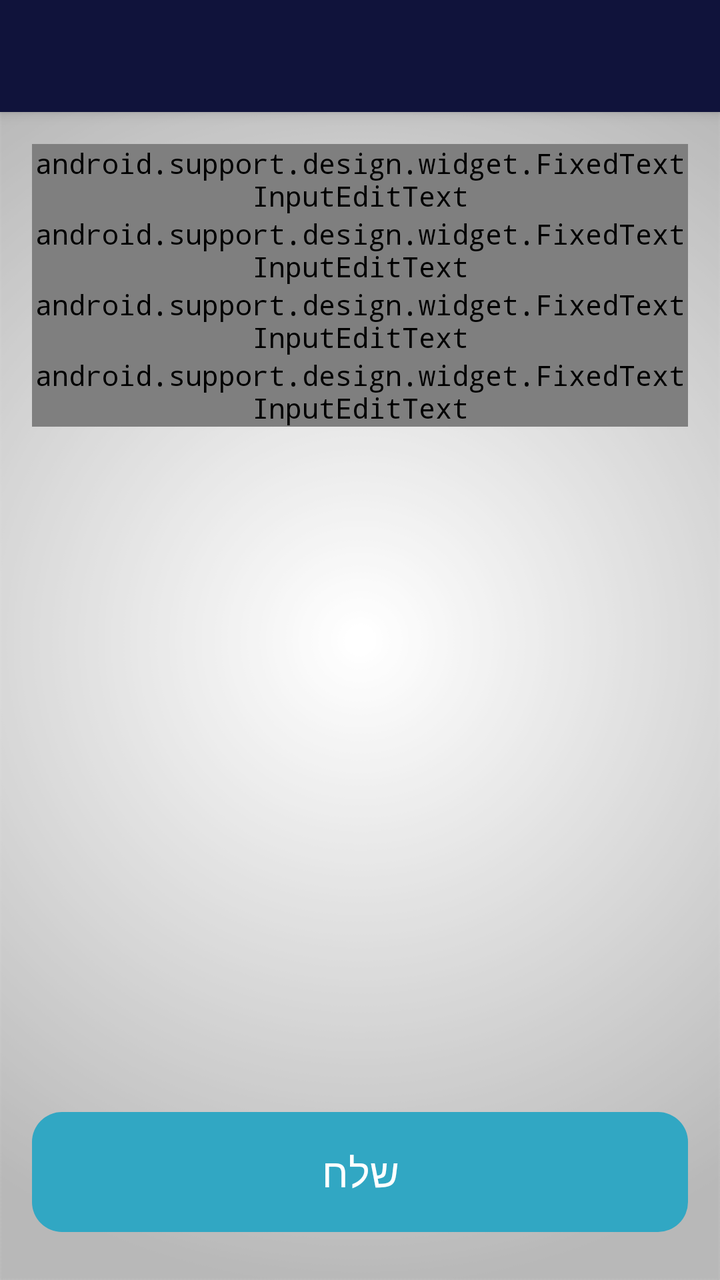
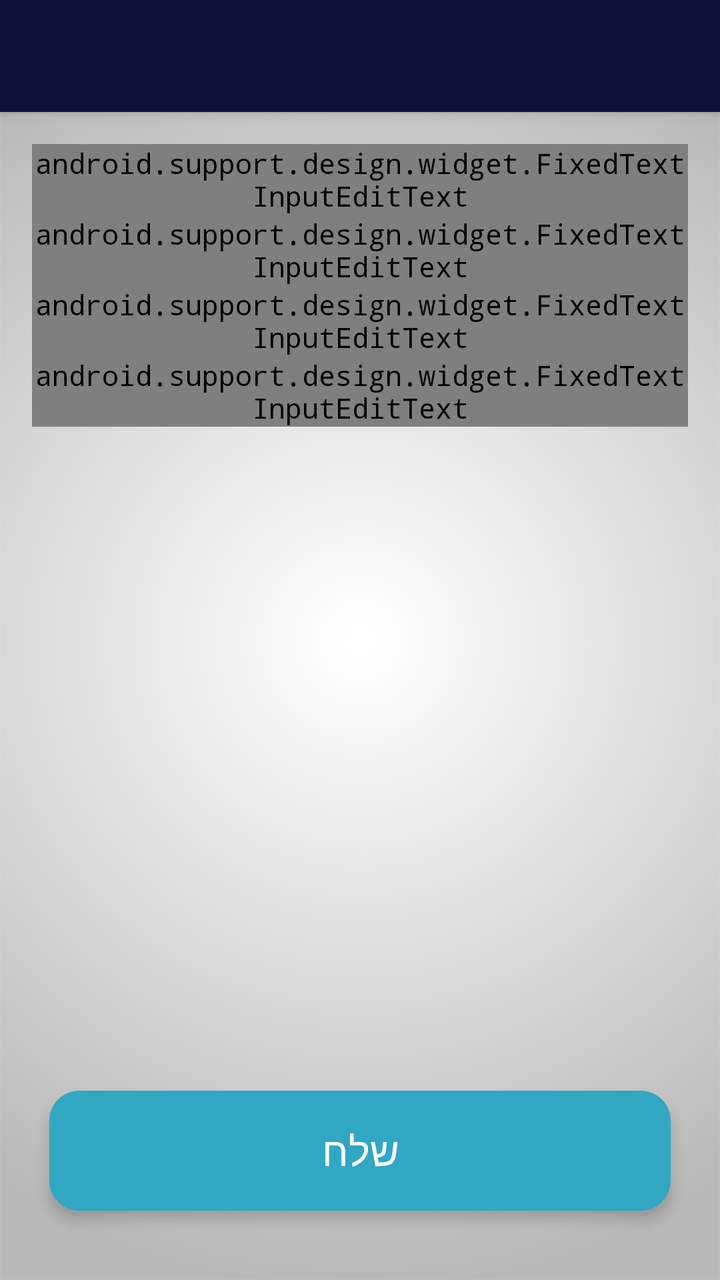

Compare the two renders of this Android layout. The source of the first and the diff that turns it into the second are given below.
<!-- AndroidManifest.xml: activity theme MyMaterialTheme -->
<!-- res/layout/activity_contact.xml -->
<?xml version="1.0" encoding="utf-8"?>
<android.support.design.widget.CoordinatorLayout xmlns:android="http://schemas.android.com/apk/res/android"
    xmlns:app="http://schemas.android.com/apk/res-auto"
    xmlns:tools="http://schemas.android.com/tools"
    android:layout_width="match_parent"
    android:layout_height="match_parent"
    android:fitsSystemWindows="true"
    android:id="@+id/contactP"
    tools:context="atlow.chemi.mymada.MokedPage">
    <android.support.design.widget.AppBarLayout
        android:layout_width="match_parent"
        android:layout_height="wrap_content"
        android:theme="@style/AppTheme.AppBarOverlay">
        <android.support.v7.widget.Toolbar
            android:id="@+id/toolbar"
            android:layout_width="match_parent"
            android:layout_height="?attr/actionBarSize"
            android:background="?attr/colorPrimary"
            app:layout_scrollFlags="scroll|exitUntilCollapsed"
            app:popupTheme="@style/AppTheme.PopupOverlay" />
    </android.support.design.widget.AppBarLayout>
    <RelativeLayout
        android:layout_width="match_parent"
        android:layout_height="match_parent"
        app:layout_behavior="@string/appbar_scrolling_view_behavior"
        android:paddingLeft="@dimen/activity_horizontal_margin"
        android:paddingRight="@dimen/activity_horizontal_margin"
        android:paddingTop="@dimen/activity_horizontal_margin"
        android:paddingBottom="@dimen/activity_horizontal_margin">
    <ScrollView
        android:layout_width="wrap_content"
        android:layout_height="wrap_content"
        android:layoutDirection="ltr"
        android:layout_alignParentTop="true"
        android:layout_above="@+id/sendEM"
        android:layout_marginBottom="8dp"
        android:id="@+id/scM">
<RelativeLayout xmlns:android="http://schemas.android.com/apk/res/android"
    xmlns:tools="http://schemas.android.com/tools" android:layout_width="match_parent"
    android:layout_height="wrap_content"
    android:id="@+id/cont"
    tools:context="atlow.chemi.mymada.contactActivity">

    <android.support.design.widget.TextInputLayout
        android:id="@+id/emailATIL"
        android:layout_width="match_parent"
        android:layout_height="wrap_content">

        <android.support.design.widget.FixedTextInputEditText
            android:id="@+id/emailA"
            android:layout_width="match_parent"
            android:layout_height="wrap_content"
            android:singleLine="true"
            android:gravity="start"
            android:nextFocusDown="@+id/emailN"
            android:nextFocusForward="@+id/emailN"
            android:inputType="textEmailAddress"
            android:hint="@string/from" />
    </android.support.design.widget.TextInputLayout>
    <android.support.design.widget.TextInputLayout
        android:id="@+id/emailNTIL"
        android:layout_below="@+id/emailATIL"
        android:layout_width="match_parent"
        android:layout_height="wrap_content">
        <android.support.design.widget.FixedTextInputEditText
            android:id="@+id/emailN"
            android:layout_width="match_parent"
            android:layout_height="wrap_content"
            android:singleLine="true"
            android:gravity="start"
            android:nextFocusDown="@+id/emailS"
            android:nextFocusForward="@+id/emailS"
            android:inputType="textAutoComplete"
            android:hint="@string/name" />
    </android.support.design.widget.TextInputLayout>
    <android.support.design.widget.TextInputLayout
        android:id="@+id/emailSTIL"
        android:layout_below="@+id/emailNTIL"
        android:layout_width="match_parent"
        android:layout_height="wrap_content">
        <android.support.design.widget.FixedTextInputEditText
            android:id="@+id/emailS"
            android:layout_width="match_parent"
            android:layout_height="wrap_content"
            android:singleLine="true"
            android:gravity="start"
            android:nextFocusDown="@+id/emailT"
            android:nextFocusForward="@+id/emailT"
            android:inputType="textAutoCorrect"
            android:hint="@string/subjectT" />
    </android.support.design.widget.TextInputLayout>
    <android.support.design.widget.TextInputLayout
        android:id="@+id/emailTTIL"
        android:layout_below="@+id/emailSTIL"
        android:layout_width="match_parent"
        android:layout_height="wrap_content">
        <android.support.design.widget.FixedTextInputEditText
            android:id="@+id/emailT"
            android:layout_width="match_parent"
            android:layout_height="wrap_content"
            android:lines="11"
            android:inputType="textMultiLine"
            android:hint="@string/mailBT"
            android:gravity="top" />
    </android.support.design.widget.TextInputLayout>
</RelativeLayout>
    </ScrollView>
        <Button
            android:id="@+id/sendEM"
            android:layout_width="match_parent"
            android:layout_height="60dp"
            android:layout_alignParentBottom="true"
            android:layout_centerHorizontal="true"
            android:layout_marginBottom="8dp"
            android:background="@drawable/btns_new"
            android:gravity="center|center_horizontal|center_vertical"
            android:paddingStart="@dimen/activity_horizontal_margin"
            android:paddingEnd="@dimen/activity_horizontal_margin"
            android:text="@string/succ"
            android:textColor="#FFF"
            android:textSize="20sp" />
    </RelativeLayout>
</android.support.design.widget.CoordinatorLayout>
<!-- resources referenced by this layout -->
<resources>
  <dimen name="activity_horizontal_margin">16dp</dimen>
  <!-- drawable btns_new (drawable) -->
  <?xml version="1.0" encoding="utf-8"?>
  <shape xmlns:android="http://schemas.android.com/apk/res/android"
      android:shape="rectangle">
      <corners android:radius="15dp" />
      <solid android:color="@color/ColorNice" />
      <padding
          android:right="0dp"
          android:left="0dp"
          android:bottom="0dp"
          android:top="0dp" />
      <stroke
          android:width="0dp"
          android:color="#1e869f" />
  </shape>
  <string name="from">כתובת המייל שלך</string>
  <string name="mailBT">כתוב הודעתך פה</string>
  <string name="name">שם</string>
  <string name="subjectT">נושא ההודעה</string>
  <string name="succ">שלח</string>
  <style name="AppTheme.AppBarOverlay" parent="ThemeOverlay.AppCompat.Dark.ActionBar" />
  <style name="AppTheme.PopupOverlay" parent="ThemeOverlay.AppCompat.Light" />
  <style name="MyMaterialTheme" parent="MyMaterialTheme.Base">
  
      </style>
  <color name="ColorNice">#31a7c3</color>
  <style name="MyMaterialTheme.Base" parent="AppTheme">
          <item name="windowNoTitle">true</item>
          <item name="windowActionBar">false</item>
          <item name="colorPrimary">@color/ColorPrimary</item>
          <item name="colorPrimaryDark">@color/ColorPrimary</item>
          <item name="colorAccent">@color/ColorPrimary</item>
      </style>
  <style name="AppTheme" parent="Theme.AppCompat.Light">
          
          <item name="android:textColor">@color/Black</item>
          <item name="colorPrimary">@color/ColorPrimary</item>
          <item name="colorPrimaryDark">@color/ColorPrimaryDark</item>
          <item name="android:textColorHintInverse">@color/ColorBlue</item>
          <item name="actionBarTheme">@style/ThemeOverlay.AppCompat.Dark.ActionBar</item>
          <item name="buttonStyle">@style/FButton</item>
          <item name="android:buttonStyle">@style/FButton</item>
          <item name="colorAccent">@color/materialGrey300</item>
          
          <item name="android:actionMenuTextColor">@color/Black</item>
          <item name="android:itemBackground">@color/materialGrey300</item>
          <item name="android:textColorSecondary">@color/ColorRedDark</item>
          <item name="android:windowBackground">@drawable/ic_bgg</item>
          <item name="android:typeface">monospace</item>
  
          <item name="android:textColorHint">@color/ColorAqua</item>
          <item name="colorControlNormal">@color/ColorBlue</item>
          <item name="colorControlActivated">@color/ColorAqua</item>
          <item name="colorControlHighlight">@color/ColorAqua</item>
      </style>
  <color name="ColorPrimary">#10133b</color>
  <color name="Black">#000000</color>
  <color name="ColorPrimaryDark">#1a1d4b</color>
  <color name="ColorBlue">#98194853</color>
  <style name="FButton" parent="Theme.AppCompat.Light">
          <item name="colorControlHighlight">@color/ColorBlue</item>
          <item name="android:textColor">@color/ColorAqua</item>
          <item name="android:textSize">20sp</item>
      </style>
  <color name="materialGrey300">#ffe0e0e0</color>
  <color name="ColorRedDark">#6b0000</color>
  <!-- drawable ic_bgg: png bitmap (drawable, 33899 bytes) -->
  <color name="ColorAqua">#32a7c3</color>
</resources>

<!-- the commit's change to res/layout/activity_contact.xml (unified diff, before → after) -->
@@ -32,7 +32,7 @@
         android:layout_height="wrap_content"
         android:layoutDirection="ltr"
         android:layout_alignParentTop="true"
-        android:layout_above="@+id/sendEM"
+        android:layout_above="@+id/contact_card_view"
         android:layout_marginBottom="8dp"
         android:id="@+id/scM">
 <RelativeLayout xmlns:android="http://schemas.android.com/apk/res/android"
@@ -105,13 +105,22 @@
     </android.support.design.widget.TextInputLayout>
 </RelativeLayout>
     </ScrollView>
+        <android.support.v7.widget.CardView
+            android:id="@+id/contact_card_view"
+            android:layout_width="match_parent"
+            android:layout_height="wrap_content"
+            android:layout_gravity="center"
+            app:cardBackgroundColor="@color/ColorNice"
+            app:cardCornerRadius="15dp"
+            app:cardUseCompatPadding="true"
+            android:layout_alignParentBottom="true"
+            android:layout_centerHorizontal="true"
+            android:layout_marginBottom="8dp"
+            app:cardElevation="4dp">
         <Button
             android:id="@+id/sendEM"
             android:layout_width="match_parent"
             android:layout_height="60dp"
-            android:layout_alignParentBottom="true"
-            android:layout_centerHorizontal="true"
-            android:layout_marginBottom="8dp"
             android:background="@drawable/btns_new"
             android:gravity="center|center_horizontal|center_vertical"
             android:paddingStart="@dimen/activity_horizontal_margin"
@@ -119,5 +128,6 @@
             android:text="@string/succ"
             android:textColor="#FFF"
             android:textSize="20sp" />
+        </android.support.v7.widget.CardView>
     </RelativeLayout>
 </android.support.design.widget.CoordinatorLayout>
